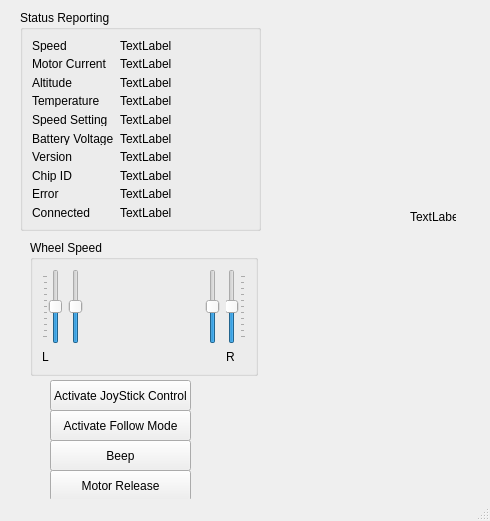
Old version of the form src/gui/scripts/TestingScreen.ui in the repository afourteia/ROS_Mobile_Robot.
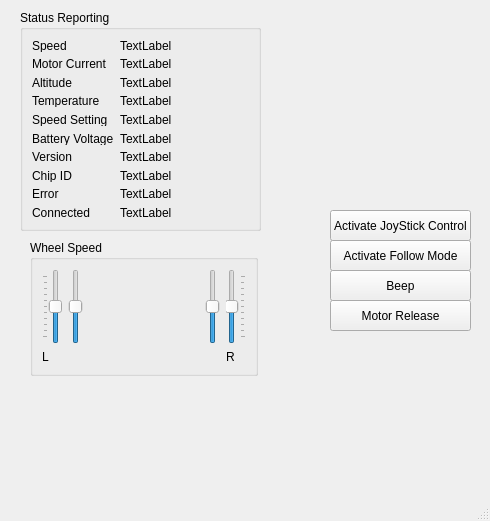
New version of the form.

The edit to the form file:
```diff
--- a/src/gui/scripts/TestingScreen.ui
+++ b/src/gui/scripts/TestingScreen.ui
@@ -284,24 +284,11 @@
      </item>
     </layout>
    </widget>
-   <widget class="QLabel" name="label_22">
-    <property name="geometry">
-     <rect>
-      <x>410</x>
-      <y>210</y>
-      <width>46</width>
-      <height>13</height>
-     </rect>
-    </property>
-    <property name="text">
-     <string>TextLabel</string>
-    </property>
-   </widget>
    <widget class="QPushButton" name="pushButton">
     <property name="geometry">
      <rect>
-      <x>50</x>
-      <y>380</y>
+      <x>330</x>
+      <y>210</y>
       <width>141</width>
       <height>31</height>
      </rect>
@@ -313,8 +300,8 @@
    <widget class="QPushButton" name="pushButton_2">
     <property name="geometry">
      <rect>
-      <x>50</x>
-      <y>410</y>
+      <x>330</x>
+      <y>240</y>
       <width>141</width>
       <height>31</height>
      </rect>
@@ -326,8 +313,8 @@
    <widget class="QPushButton" name="pushButton_3">
     <property name="geometry">
      <rect>
-      <x>50</x>
-      <y>440</y>
+      <x>330</x>
+      <y>270</y>
       <width>141</width>
       <height>31</height>
      </rect>
@@ -339,8 +326,8 @@
    <widget class="QPushButton" name="pushButton_4">
     <property name="geometry">
      <rect>
-      <x>50</x>
-      <y>470</y>
+      <x>330</x>
+      <y>300</y>
       <width>141</width>
       <height>31</height>
      </rect>
```
Left out of the diff: 36 changed lines with no effect on the pictures.
